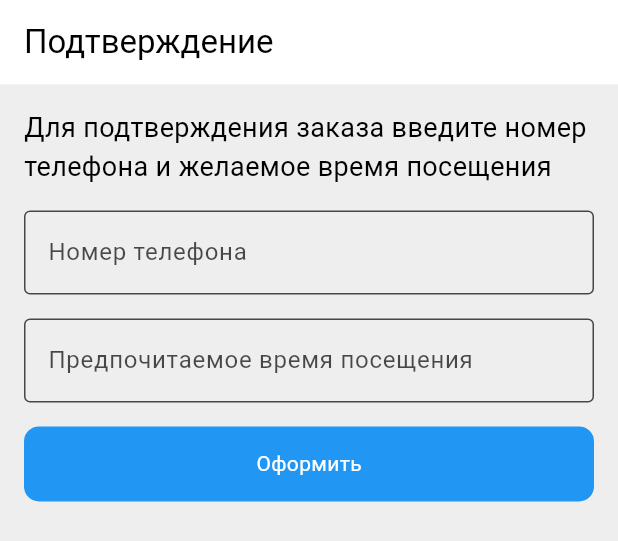
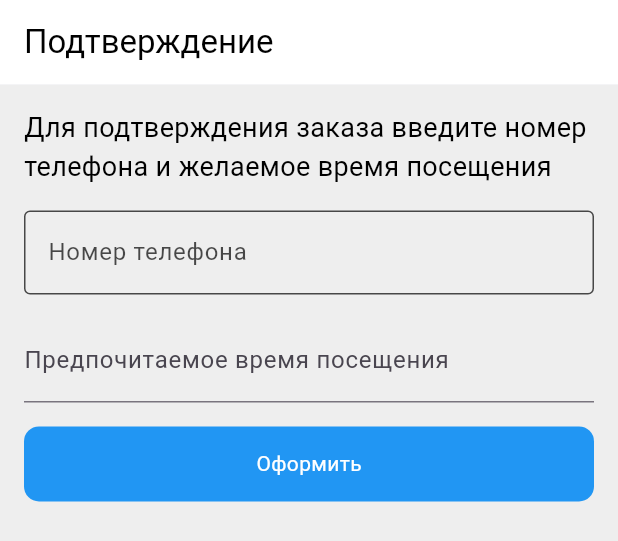
Before and after one commit to bdui-template-mobile-app-service/template-mobile-app, a Flutter app: the ConfirmCardOrderScreen widget shown alone on an empty page, opened directly with empty values, on a phone screen of 412 x 824 dp. Shown: the top 541 px of the screen. Run offline on Flutter 3.47's test engine with Material 3 defaults, Android fonts, the phone set to English and light mode, and no system bars; drawn by our look-alikes of date_time_picker; our stand-ins replace dio, equatable, grouped_list, logger, mask_text_input_formatter, retrofit and 1 more; accounts and stored records are empty; generated files the repository leaves out were written again; network calls fail.

Commit message:
Добавил дата-пикер

```diff
--- a/lib/main.dart
+++ b/lib/main.dart
@@ -2,9 +2,9 @@ import 'package:flutter/material.dart';
 import 'package:graduate_work/networking/api/api.dart';
 import 'package:graduate_work/screens/root_tabbar_widget.dart';
 import 'package:graduate_work/styles/src/color_set.dart';
-
 import 'root_state_widgets/top_level_providers.dart';
 import 'root_state_widgets/widgets_binding_handler.dart';
+import 'package:flutter_localizations/flutter_localizations.dart';
 
 void main() async {
   try {
@@ -38,6 +38,11 @@ class MyApp extends StatelessWidget {
       title: 'Best template',
       debugShowCheckedModeBanner: false,
       home: RootTabBarWidget(),
+      localizationsDelegates: [
+        GlobalWidgetsLocalizations.delegate,
+        GlobalMaterialLocalizations.delegate,
+        GlobalCupertinoLocalizations.delegate,
+      ],
     );
   }
 }
--- a/lib/screens/card/card_root_screen.dart
+++ b/lib/screens/card/card_root_screen.dart
@@ -172,9 +172,6 @@ class _CardRootScreenState extends State<CardRootScreen> {
     List<CardMenuItemModel> menuItems,
     List<CardPromotionModel> promotions,
   ) {
-    print(menuItems);
-    print(promotions);
-
     Navigator.of(context).push(
       MaterialPageRoute(
         builder: (_) => ConfirmCardOrderScreen(
--- a/lib/screens/card/confirm_card_order_screen.dart
+++ b/lib/screens/card/confirm_card_order_screen.dart
@@ -1,9 +1,11 @@
 import 'package:flutter/material.dart';
 import 'package:graduate_work/providers/card_provider.dart';
+import 'package:graduate_work/providers/colors_provider.dart';
 import 'package:graduate_work/widgets/common/text_button.dart';
 import 'package:graduate_work/widgets/standard/standard_widgets.dart';
 import 'package:mask_text_input_formatter/mask_text_input_formatter.dart';
 import 'package:provider/provider.dart';
+import 'package:date_time_picker/date_time_picker.dart';
 
 import '../../models/card.dart';
 import '../../networking/api/api.dart';
@@ -24,22 +26,22 @@ class ConfirmCardOrderScreen extends StatefulWidget {
 
 class _ConfirmCardOrderScreenState extends State<ConfirmCardOrderScreen> {
   static const phoneMaskFormatterPattern = "+# (###) ###-##-##";
-  static const timeMaskFormatterPattern = "##:##";
   static final maskFormatterFilter = {
     "#": RegExp(r'[0-9]'),
   };
-
   final phoneMaskFormatter = MaskTextInputFormatter(
     mask: phoneMaskFormatterPattern,
     filter: maskFormatterFilter,
   );
-  final timeMaskFormatter = MaskTextInputFormatter(
-    mask: timeMaskFormatterPattern,
-    filter: maskFormatterFilter,
-  );
+  String phone = '';
 
-  String phone = '';
-  String time = '';
+  late TextEditingController _dateTimeController;
+
+  @override
+  void initState() {
+    super.initState();
+    _dateTimeController = TextEditingController();
+  }
 
   @override
   Widget build(BuildContext context) {
@@ -66,11 +68,15 @@ class _ConfirmCardOrderScreenState extends State<ConfirmCardOrderScreen> {
           ),
           Padding(
             padding: const EdgeInsets.fromLTRB(16, 16, 16, 0),
-            child: StandardTextField(
-              keyboardType: TextInputType.number,
-              hintText: 'Предпочитаемое время посещения',
-              onChange: (i) => time = i,
-              maskFormatter: timeMaskFormatter,
+            child: DateTimePicker(
+              type: DateTimePickerType.dateTime,
+              dateMask: 'd MMMM, yyyy - hh:mm a',
+              controller: _dateTimeController,
+              dateLabelText: 'Предпочитаемое время посещения',
+              use24HourFormat: true,
+              locale: const Locale('ru', 'RU'),
+              firstDate: DateTime.now(),
+              lastDate: DateTime(2100),
             ),
           ),
           Padding(
@@ -89,7 +95,7 @@ class _ConfirmCardOrderScreenState extends State<ConfirmCardOrderScreen> {
     try {
       final response = await RestClient.shared.postCardOrder(
         CardOrderModel(
-          time,
+          _dateTimeController.text,
           phone,
           widget.menuItems,
           widget.promotions,
```
Also changed, not shown: pubspec.yaml (+7 -1 lines), pubspec.lock, 1 other file.
